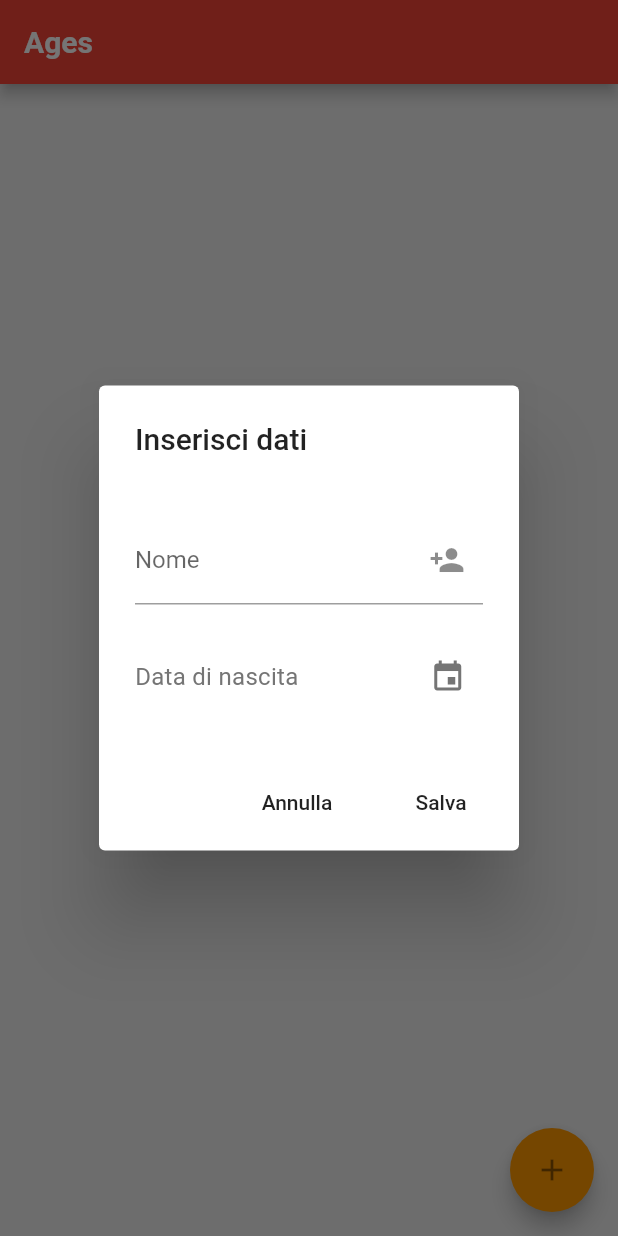
After one commit to giovannic96/Flutter-Ages, a Flutter app: the screen it shows after launch, after a tap on the "add" icon, on a phone screen of 412 x 824 dp. The commit adds this screen. Run offline on Flutter 3.47's test engine with Material 2 defaults, Android fonts, the phone set to English and light mode, and no system bars; our stand-ins replace flutter_slidable, sqflite; accounts and stored records are empty.

Commit message:
Fixed date-form while insert new item

```diff
--- /dev/null
+++ b/lib/ui/my_form_dialog.dart
@@ -0,0 +1,118 @@
+import 'package:flutter/material.dart';
+import 'package:flutter/rendering.dart';
+import 'package:ages/model/ages_item.dart';
+import 'package:ages/util/database_client.dart';
+import 'package:ages/util/formatter.dart';
+
+class MyFormDialog extends StatefulWidget {
+  static _MyFormDialogState of(BuildContext context) => context.ancestorStateOfType(const TypeMatcher<_MyFormDialogState>());
+
+  @override
+  _MyFormDialogState createState() => new _MyFormDialogState();
+}
+
+class _MyFormDialogState extends State<MyFormDialog> {
+
+  final TextEditingController _textEditingCtrl = new TextEditingController();
+  var db = new DatabaseHelper();
+  DateTime _birthDate;
+  AgesItem _addedItem;
+
+  Future<AgesItem> _handleSubmitted(String text, DateTime birthDate) async {
+    _textEditingCtrl.clear(); // clear text
+    AgesItem agesItem = new AgesItem(text, dateFormatted(), dateBirthFormatted(birthDate)); // create item
+    int savedItemId = await db.saveItem(agesItem); // retrieve itemId
+
+    AgesItem addedItem = await db.getItem(savedItemId); // get item by its id from the db
+    setState(() {
+     _addedItem = addedItem;
+    });
+    print("Item '${addedItem.itemName}' saved with id: $savedItemId");
+  }
+
+  Future<Null> _setBirthDate(BuildContext context) async {
+    final DateTime picked = await showDatePicker(
+      context: context,
+      locale: Localizations.localeOf(context),
+      initialDate: new DateTime.now(),
+      firstDate: new DateTime(1900),
+      lastDate: new DateTime.now()
+    );
+
+    if(picked != null) {
+      print("Date selected: ${picked.toString()}");
+      setState(() {
+        _birthDate = picked;
+      });
+    }
+  }
+
+  @override
+  Widget build(BuildContext context) {
+
+    return AlertDialog(
+      title: new Text("Inserisci dati"),
+      content: new Column(
+        crossAxisAlignment: CrossAxisAlignment.start,
+        mainAxisSize: MainAxisSize.min,
+        children: <Widget>[
+          new SizedBox(
+            height: 20.0,
+          ),
+          new TextField(
+            autofocus: false,
+            controller: _textEditingCtrl,
+            decoration: new InputDecoration(
+              suffixIcon: new Icon(Icons.person_add),
+              labelText: "Nome",
+            ),
+          ),
+          new SizedBox(
+            height: 20.0,
+          ),
+          new InkWell(
+            child: Container(
+              padding: EdgeInsets.symmetric(vertical: 16.0),
+              child: Row(
+                mainAxisAlignment: MainAxisAlignment.spaceBetween,
+                children: <Widget>[
+                  Text(_birthDate != null ? _birthDate.day.toString() + "-" + _birthDate.month.toString() + "-" +
+                    _birthDate.year.toString() : "Data di nascita",
+                    textAlign: TextAlign.start,
+                    style: new TextStyle(
+                      color: Colors.grey[600],
+                      letterSpacing: 0.2)),
+                  Container(
+                    padding: EdgeInsets.only(right: 11.5),
+                    child: Icon(Icons.event, color: Colors.grey[600])
+                  )
+                ],
+              )
+            ),
+            onTap: () {
+              _setBirthDate(context);
+              FocusScope.of(context).requestFocus(new FocusNode());
+            }
+          )
+          ],
+        ),
+      actions: <Widget>[
+        new FlatButton(
+            onPressed: () {
+              Navigator.pop(context);
+              _textEditingCtrl.clear();
+            },
+            child: Text("Annulla")),
+        new FlatButton(
+            onPressed: () async {
+              var nameItem = _textEditingCtrl.text;
+              await _handleSubmitted(nameItem, _birthDate);
+              _textEditingCtrl.clear();
+              Navigator.pop(context, _addedItem);
+            },
+            child: Text("Salva")
+        ),
+      ],
+      );
+    }
+}
--- a/lib/util/database_client.dart
+++ b/lib/util/database_client.dart
@@ -31,7 +31,7 @@ class DatabaseHelper {
 
   initDb() async {
     Directory documentDirectory = await getApplicationDocumentsDirectory();
-    String path = join(documentDirectory.path, "ages_db9.db");
+    String path = join(documentDirectory.path, "ages_db10.db");
     //print("Path della directory: " + path);
     var ourDb = await openDatabase(path, version: 1, onCreate: _onCreate);
     return ourDb;
@@ -48,7 +48,6 @@ class DatabaseHelper {
   Future<int> saveItem(AgesItem item) async {
     var dbClient = await db;
     int res = await dbClient.insert("$tableName", item.toMap()); // return the id of the item
-    print(res.toString());
     return res;
   }
 
```
Also changed, not shown: lib/model/ages_item.dart (+3 -4 lines), lib/ui/ages_screen.dart (+22 -92 lines).
